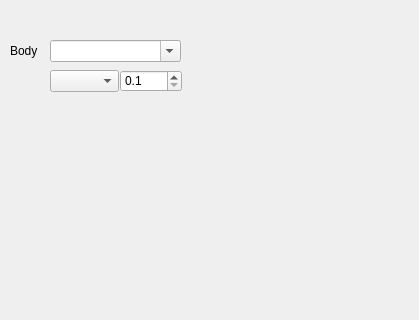
The window that _internal/pss-ttt-clb.ui (arraken/pss-ttt) describes before a commit, drawn with Qt 5; both pictures show x 0 to 419 and y 0 to 320 of the 419 by 464 pixel window.
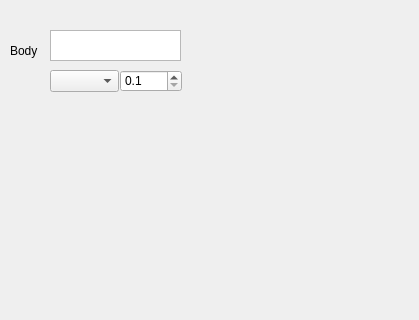
The same window after the commit.

Patch:
```diff
--- a/_internal/pss-ttt-clb.ui
+++ b/_internal/pss-ttt-clb.ui
@@ -58,18 +58,15 @@
     <string>Body</string>
    </property>
   </widget>
-  <widget class="QComboBox" name="bodyEquipmentList">
+  <widget class="QPlainTextEdit" name="plainTextEdit">
    <property name="geometry">
     <rect>
      <x>50</x>
-     <y>40</y>
+     <y>30</y>
      <width>131</width>
-     <height>22</height>
+     <height>31</height>
     </rect>
    </property>
-   <property name="editable">
-    <bool>true</bool>
-   </property>
   </widget>
  </widget>
  <resources/>
```
